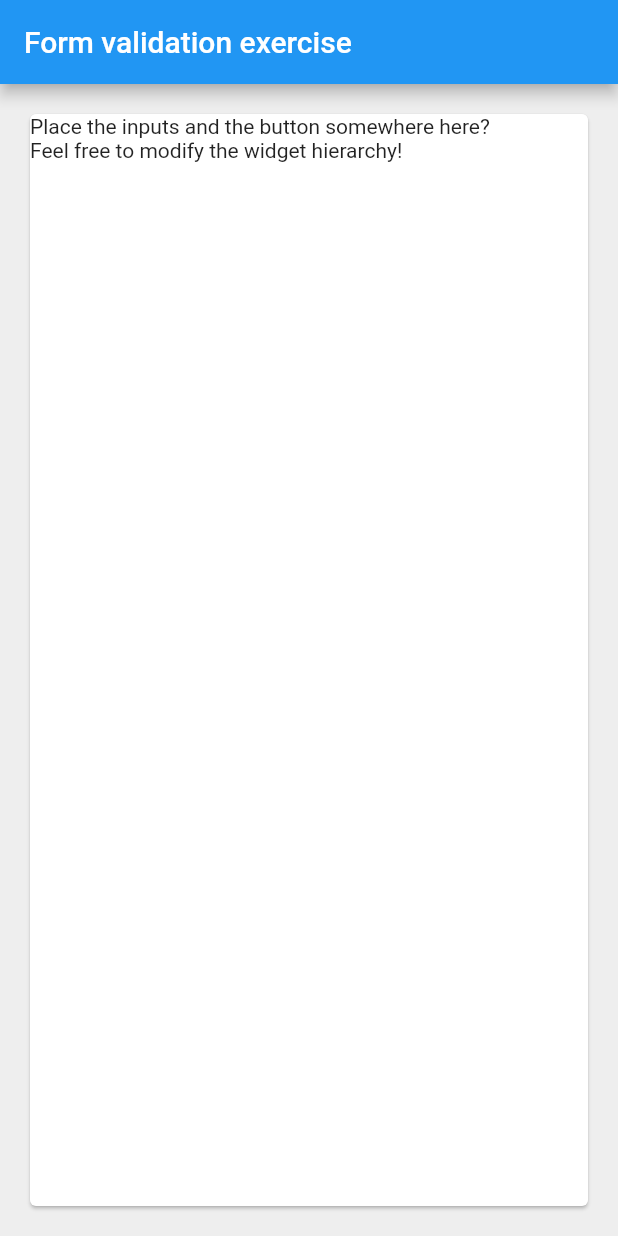
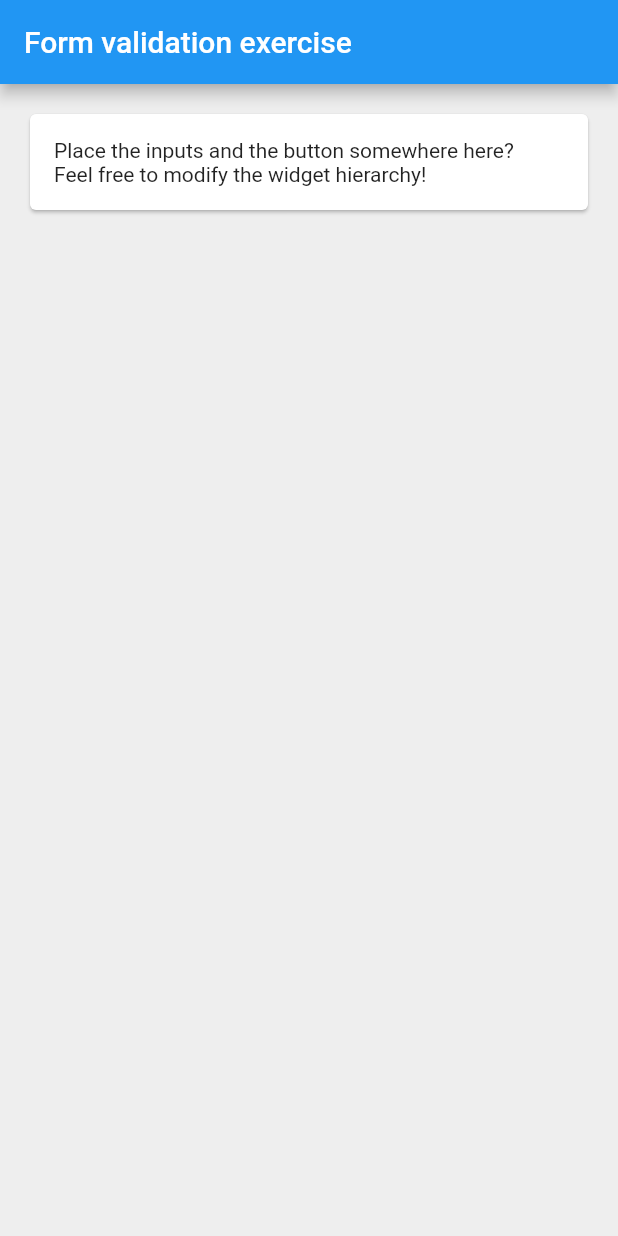
Before and after one commit to NTNU-MobileApps/exercise-e6-template, a Flutter app: the screen it shows after launch, on a phone screen of 412 x 824 dp. Run offline on Flutter 3.47's test engine with Material 2 defaults, Android fonts, the phone set to English and light mode, and no system bars.

Commit message:
Cleanup for template code; don't require hints (invisible anyway)

```diff
--- a/lib/main.dart
+++ b/lib/main.dart
@@ -12,6 +12,7 @@ class MyApp extends StatelessWidget {
   Widget build(BuildContext context) {
     return MaterialApp(
       title: 'E6: Form validation',
+      debugShowCheckedModeBanner: false,
       theme: ThemeData(
         primarySwatch: Colors.blue,
       ),
--- a/lib/registration_page.dart
+++ b/lib/registration_page.dart
@@ -17,18 +17,23 @@ class _RegistrationPageState extends State<RegistrationPage> {
       appBar: AppBar(
         title: Text(widget.title),
       ),
-      body: Padding(
-        padding: const EdgeInsets.all(16.0),
+      body: SingleChildScrollView(
+        child: Padding(
+          padding: const EdgeInsets.all(16),
           child: Card(
+            child: Padding(
+              padding: const EdgeInsets.all(16),
               child: Column(
                 crossAxisAlignment: CrossAxisAlignment.stretch,
-            children: const [
+                children: [
                   Text("Place the inputs and the button somewhere here?"),
                   Text("Feel free to modify the widget hierarchy!"),
                 ],
               ),
             ),
           ),
+        ),
+      ),
     );
   }
 }
```
Also changed, not shown: 1 other file. Lines whose indentation alone changed are shown as unchanged.
